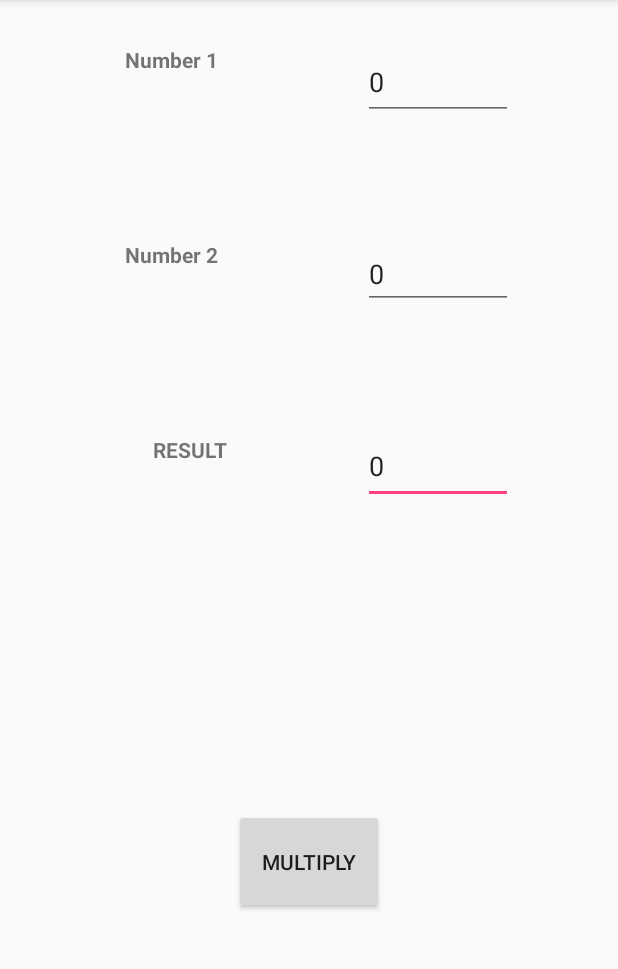
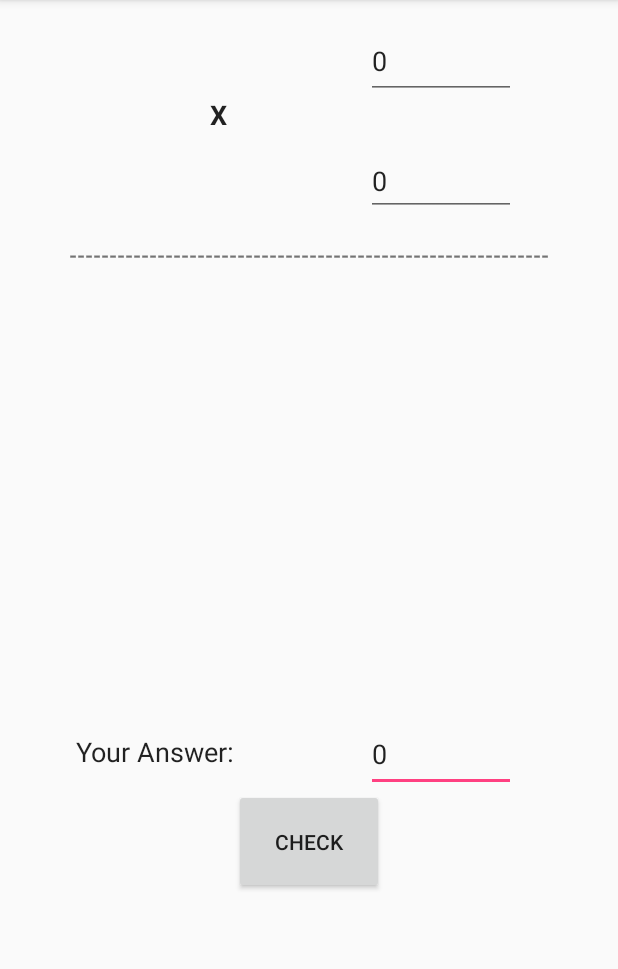
Before and after one commit to ninebits82/MathApp, an Android app: the screen it shows after launch (MainActivity), on a phone screen of 412 x 824 dp, the part 84-1053 px from its top. Run offline under Robolectric (Android 15) with nearby library versions, the phone set to English and light mode, and no system bars.

Commit message:
version 2

```diff
--- a/app/src/main/java/com/example/zaidal_mashhadani/mathapp/MainActivity.java
+++ b/app/src/main/java/com/example/zaidal_mashhadani/mathapp/MainActivity.java
@@ -5,6 +5,7 @@ import android.os.Bundle;
 import android.view.View;
 import android.widget.Button;
 import android.widget.EditText;
+import android.widget.Toast;
 
 public class MainActivity extends AppCompatActivity {
 
@@ -17,17 +18,27 @@ public class MainActivity extends AppCompatActivity {
         Button but1 = (Button)findViewById(R.id.result);
         final EditText num1 = (EditText) findViewById(R.id.in1);
         final EditText num2 = (EditText) findViewById(R.id.in2);
-        final EditText result = (EditText) findViewById(R.id.out);
+        final EditText result = (EditText) findViewById(R.id.userAns);
         but1.setOnClickListener(new View.OnClickListener() {
             @Override
             public void onClick(View view) {
                 String str1 = num1.getText().toString();
                 String str2 = num2.getText().toString();
+                String str3 = result.getText().toString();
                 int n1 = Integer.parseInt(str1);
                 int n2 = Integer.parseInt(str2);
+                int n3 = Integer.parseInt(str3);
+                //result.setText(Integer.toString(n1 * n2));
 
-                result.setText(Integer.toString(n1 * n2));
+               if(n3 == n1 * n2){
+                   Toast.makeText(getApplicationContext(),"Good Job!", Toast.LENGTH_SHORT)
+                           .show();
 
+               }else{
+                   Toast.makeText(getApplicationContext(),"Wrong Answer! the correct answer is " +
+                           n1 * n2 , Toast.LENGTH_LONG)
+                           .show();
+               }
             }
         });
     }
--- a/app/src/main/res/layout/activity_main.xml
+++ b/app/src/main/res/layout/activity_main.xml
@@ -10,92 +10,90 @@
         android:id="@+id/result"
         android:layout_width="100dp"
         android:layout_height="70dp"
-        android:layout_marginBottom="20dp"
+        android:layout_marginBottom="172dp"
         android:layout_marginEnd="120dp"
         android:layout_marginStart="120dp"
-        android:layout_marginTop="400dp"
-        android:text="MULTIPLY"
+        android:text="check"
         app:layout_constraintBottom_toBottomOf="parent"
         app:layout_constraintEnd_toEndOf="parent"
-        app:layout_constraintStart_toStartOf="parent"
-        app:layout_constraintTop_toTopOf="parent" />
+        app:layout_constraintStart_toStartOf="parent" />
 
     <EditText
-        android:id="@+id/out"
+        android:id="@+id/userAns"
         android:layout_width="100dp"
         android:layout_height="50dp"
-        android:layout_marginEnd="70dp"
-        android:layout_marginTop="80dp"
+        android:layout_marginBottom="240dp"
+        android:layout_marginEnd="68dp"
         android:ems="10"
         android:inputType="number"
         android:text="0"
-        app:layout_constraintEnd_toEndOf="parent"
-        app:layout_constraintTop_toBottomOf="@+id/in2" />
+        app:layout_constraintBottom_toBottomOf="parent"
+        app:layout_constraintEnd_toEndOf="parent" />
 
     <EditText
         android:id="@+id/in2"
         android:layout_width="100dp"
         android:layout_height="46dp"
-        android:layout_marginEnd="70dp"
-        android:layout_marginTop="80dp"
+        android:layout_marginEnd="68dp"
+        android:layout_marginTop="32dp"
         android:ems="10"
         android:inputType="number"
         android:text="0"
         app:layout_constraintEnd_toEndOf="parent"
         app:layout_constraintTop_toBottomOf="@+id/in1" />
 
-    <TextView
-        android:id="@+id/textView4"
-        android:layout_width="100dp"
-        android:layout_height="50dp"
-        android:layout_marginEnd="45dp"
-        android:layout_marginStart="70dp"
-        android:layout_marginTop="80dp"
-        android:text="Number 2"
-        android:textAlignment="viewStart"
-        android:textStyle="bold"
-        app:layout_constraintEnd_toStartOf="@+id/in2"
-        app:layout_constraintStart_toStartOf="parent"
-        app:layout_constraintTop_toBottomOf="@+id/textView2" />
-
     <EditText
         android:id="@+id/in1"
         android:layout_width="100dp"
         android:layout_height="50dp"
-        android:layout_marginEnd="70dp"
-        android:layout_marginTop="30dp"
+        android:layout_marginEnd="68dp"
+        android:layout_marginTop="16dp"
         android:ems="10"
         android:inputType="number"
+        android:singleLine="false"
         android:text="0"
         app:layout_constraintEnd_toEndOf="parent"
         app:layout_constraintTop_toTopOf="parent" />
 
     <TextView
         android:id="@+id/textView2"
-        android:layout_width="100dp"
-        android:layout_height="50dp"
-        android:layout_marginEnd="45dp"
-        android:layout_marginStart="70dp"
-        android:layout_marginTop="30dp"
-        android:text="Number 1"
-        android:textAlignment="viewStart"
+        android:layout_width="35dp"
+        android:layout_height="27dp"
+        android:layout_marginStart="128dp"
+        android:layout_marginTop="64dp"
+        android:text="X"
+        android:textAlignment="center"
+        android:textAppearance="@style/TextAppearance.AppCompat.Body1"
+        android:textSize="18sp"
         android:textStyle="bold"
-        app:layout_constraintEnd_toStartOf="@+id/in1"
         app:layout_constraintStart_toStartOf="parent"
         app:layout_constraintTop_toTopOf="parent" />
 
     <TextView
         android:id="@+id/textView"
-        android:layout_width="100dp"
-        android:layout_height="50dp"
+        android:layout_width="wrap_content"
+        android:layout_height="52dp"
         android:layout_marginEnd="8dp"
-        android:layout_marginStart="70dp"
-        android:layout_marginTop="80dp"
-        android:text="RESULT"
-        android:textAlignment="viewStart"
+        android:layout_marginStart="8dp"
+        android:layout_marginTop="160dp"
+        android:text="------------------------------------------------------------"
+        android:textAlignment="center"
         android:textStyle="bold"
-        app:layout_constraintEnd_toStartOf="@+id/out"
+        app:layout_constraintEnd_toEndOf="parent"
         app:layout_constraintStart_toStartOf="parent"
-        app:layout_constraintTop_toBottomOf="@+id/textView4" />
+        app:layout_constraintTop_toTopOf="parent" />
+
+    <TextView
+        android:id="@+id/textView5"
+        android:layout_width="128dp"
+        android:layout_height="27dp"
+        android:layout_marginBottom="252dp"
+        android:layout_marginStart="28dp"
+        android:text="Your Answer:"
+        android:textAlignment="textEnd"
+        android:textAppearance="@style/TextAppearance.AppCompat.Body1"
+        android:textSize="18sp"
+        app:layout_constraintBottom_toBottomOf="parent"
+        app:layout_constraintStart_toStartOf="parent" />
 
 </android.support.constraint.ConstraintLayout>
```
Also changed, not shown: 2 other files.
